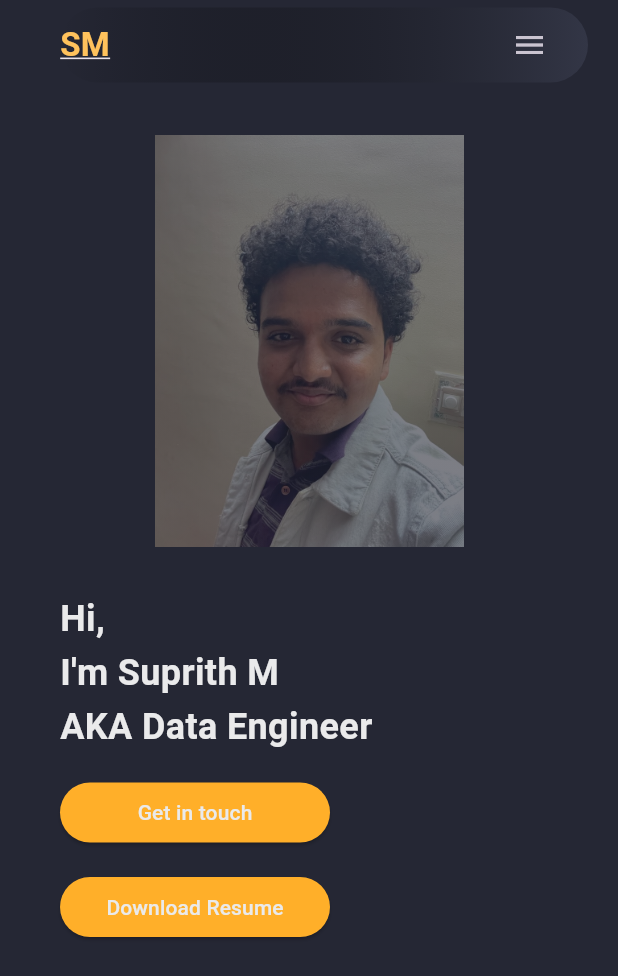
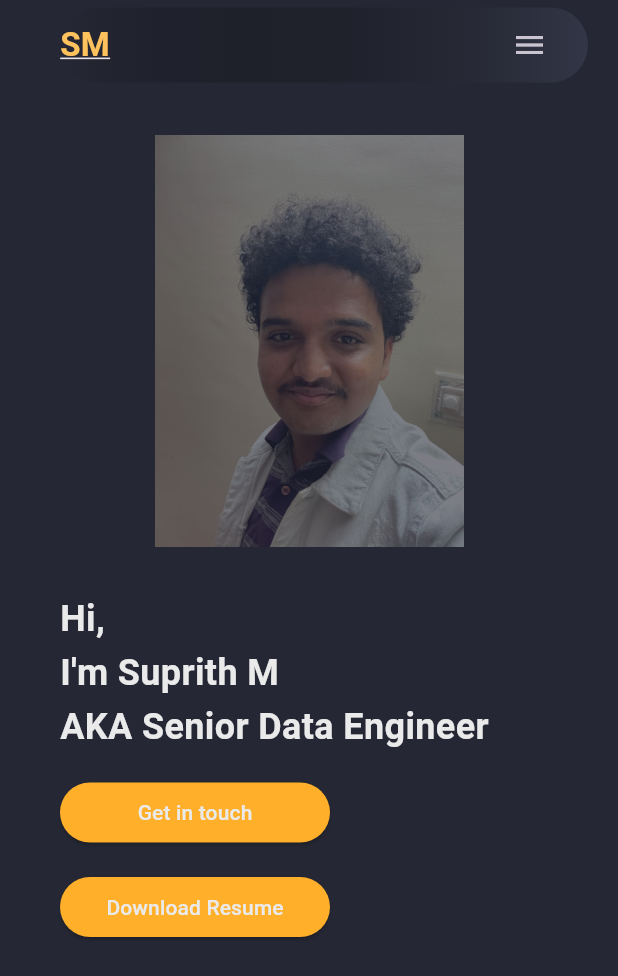
Before and after one commit to suprithvasista/SuprithM_Portfolio, a Flutter app: the screen it shows after launch, on a phone screen of 412 x 824 dp. Shown: the top 976 px of the screen. Run offline on Flutter 3.47's test engine with Material 3 defaults, Android fonts, the phone set to English and light mode, and no system bars; missing offline and left inert: dart:html, dart:js.

Commit message:
Update mian_mobile.dart
Added **Senior**

```diff
--- a/lib/widgets/mian_mobile.dart
+++ b/lib/widgets/mian_mobile.dart
@@ -126,7 +126,7 @@ class MainMobile extends StatelessWidget {
           const Align(
             alignment: Alignment.topLeft,
             child: Text(
-              "Hi,\nI'm Suprith M\nAKA Data Engineer",
+              "Hi,\nI'm Suprith M\nAKA Senior Data Engineer",
               style: TextStyle(
                 fontSize: 24.0,
                 height: 1.5,
```
